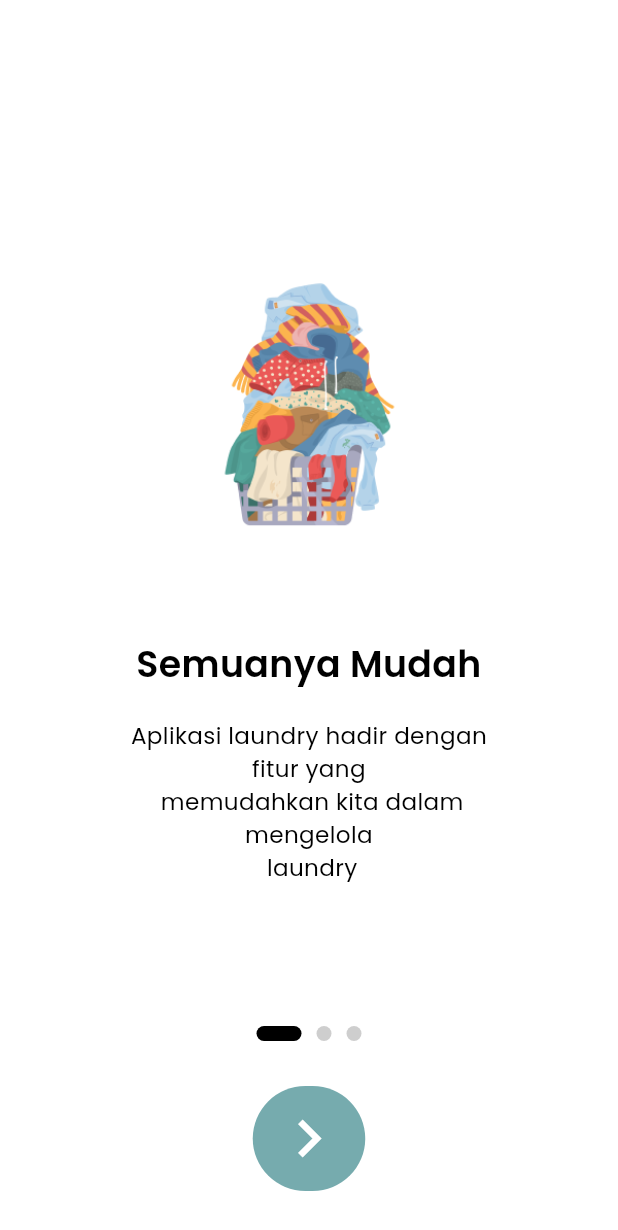
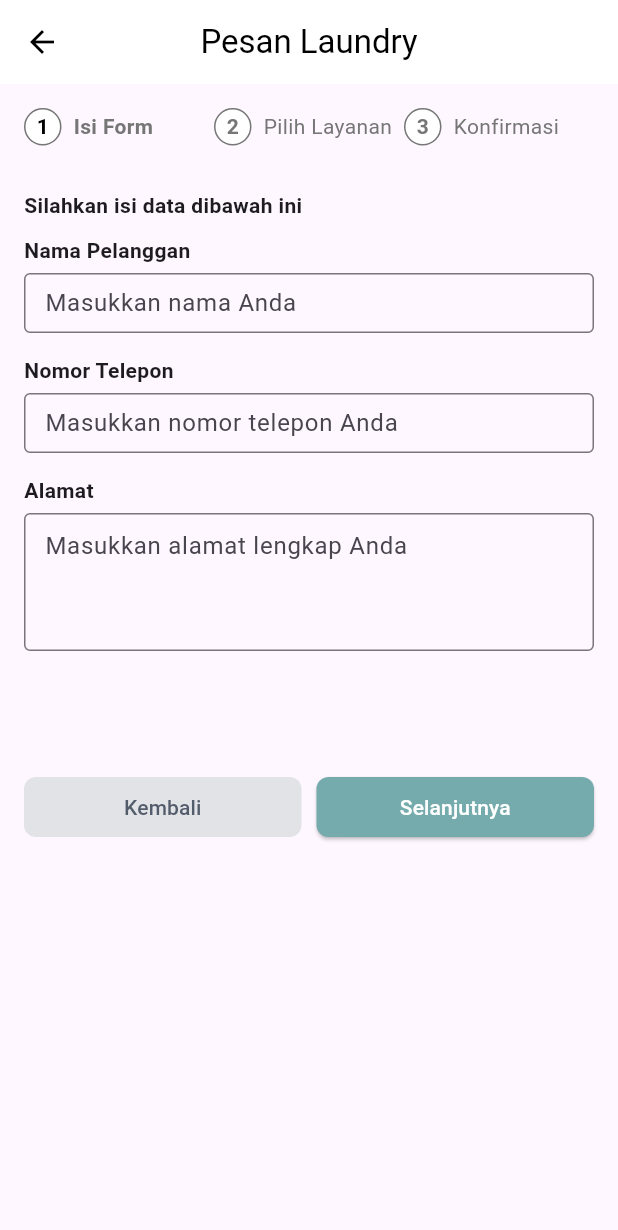
Before and after one commit to PradiptaAhmad/wash_it, a Flutter app: the screen it shows after launch, on a phone screen of 412 x 824 dp. Shown: the top 1230 px of the screen. Run offline on Flutter 3.47's test engine with Material 3 defaults, Android fonts, the light colour scheme and no system bars; our stand-ins replace flutter_svg, get, get_storage, google_fonts.

Commit message:
feat: [VS] add orderpage 1, 2

```diff
--- a/lib/infrastructure/navigation/navigation.dart
+++ b/lib/infrastructure/navigation/navigation.dart
@@ -1,8 +1,10 @@
 import 'package:flutter/material.dart';
 
 import 'package:get/get.dart';
+import 'package:wash_it/infrastructure/navigation/bindings/controllers/order_antarjemput.controller.binding.dart';
 import 'package:wash_it/infrastructure/navigation/bindings/controllers/splash.controller.binding.dart';
 import 'package:wash_it/presentation/onboarding_page/boarding_screen.dart';
+import 'package:wash_it/presentation/order_antarjemput/order_view.dart';
 import 'package:wash_it/presentation/splash_screen/controllers/splash_screen.controller.dart';
 import 'package:wash_it/presentation/splash_screen/splash_screen.dart';
 
@@ -47,12 +49,17 @@ class Nav {
     GetPage(
       name: Routes.LOGIN_PAGE,
       page: () => const LoginPageScreen(),
-      binding: LoginPageControllerBinding(),
+      binding:  LoginPageControllerBinding(),
     ),
     GetPage(
       name: Routes.REGISTER_PAGE,
       page: () => const RegisterPageScreen(),
       binding: RegisterPageControllerBinding(),
     ),
+    GetPage(
+      name: Routes.ORDERANTARJEMPUT_PAGE,
+      page: () => OrderView(),
+      binding: OrderAntarJemputPageControllerBinding(),
+    ),
   ];
 }
--- a/lib/infrastructure/navigation/routes.dart
+++ b/lib/infrastructure/navigation/routes.dart
@@ -1,7 +1,7 @@
 class Routes {
   static Future<String> get initialRoute async {
     // TODO: implement method
-    return ONBOARDING_PAGE;
+    return ORDERANTARJEMPUT_PAGE;
   }
 
   static const ONBOARDING_PAGE = '/boarding_screen';
@@ -9,4 +9,5 @@ class Routes {
   static const HOME = '/home';
   static const LOGIN_PAGE = '/login-page.screen';
   static const REGISTER_PAGE = '/register-page';
+  static const ORDERANTARJEMPUT_PAGE = '/order_antarjemput';
 }
--- /dev/null
+++ b/lib/presentation/order_antarjemput/order_page_screen1.dart
@@ -0,0 +1,130 @@
+import 'package:flutter/material.dart';
+
+class OrderPageScreen1 extends StatelessWidget {
+  final VoidCallback onNext;
+
+  const OrderPageScreen1({Key? key, required this.onNext}) : super(key: key);
+
+  @override
+  Widget build(BuildContext context) {
+    return Scaffold(
+      appBar: AppBar(
+        leading: IconButton(
+          icon: Icon(Icons.arrow_back, color: Colors.black),
+          onPressed: () => Navigator.of(context).pop(),
+        ),
+        title: Text("Pesan Laundry", style: TextStyle(color: Colors.black)),
+        backgroundColor: Colors.white,
+        centerTitle: true,
+      ),
+      body: SingleChildScrollView(
+        padding: EdgeInsets.all(16.0),
+        child: Column(
+          crossAxisAlignment: CrossAxisAlignment.start,
+          children: <Widget>[
+            Row(
+              mainAxisAlignment: MainAxisAlignment.spaceBetween,
+              children: <Widget>[
+                _buildStepIndicator("1", "Isi Form", true),
+                _buildStepIndicator("2", "Pilih Layanan", false),
+                _buildStepIndicator("3", "Konfirmasi", false),
+              ],
+            ),
+            SizedBox(height: 30),
+            Text("Silahkan isi data dibawah ini", style: TextStyle(fontWeight: FontWeight.bold)),
+            SizedBox(height: 10),
+            Text("Nama Pelanggan", style: TextStyle(fontWeight: FontWeight.bold)),
+            SizedBox(height: 5),
+            TextField(
+              decoration: InputDecoration(
+                border: OutlineInputBorder(),
+                hintText: 'Masukkan nama Anda',
+                isDense: true,  // Reduces the height
+                contentPadding: EdgeInsets.symmetric(vertical: 8, horizontal: 10),  // Reduces padding inside the field
+              ),
+            ),
+            SizedBox(height: 15),
+            Text("Nomor Telepon", style: TextStyle(fontWeight: FontWeight.bold)),
+            SizedBox(height: 5),
+            TextField(
+              decoration: InputDecoration(
+                border: OutlineInputBorder(),
+                hintText: 'Masukkan nomor telepon Anda',
+                isDense: true,
+                contentPadding: EdgeInsets.symmetric(vertical: 8, horizontal: 10),
+              ),
+              keyboardType: TextInputType.phone,
+            ),
+            SizedBox(height: 15),
+            Text("Alamat", style: TextStyle(fontWeight: FontWeight.bold)),
+            SizedBox(height: 5),
+            TextField(
+              decoration: InputDecoration(
+                border: OutlineInputBorder(),
+                hintText: 'Masukkan alamat lengkap Anda',
+                isDense: true,
+                contentPadding: EdgeInsets.symmetric(vertical: 10, horizontal: 10),
+              ),
+              maxLines: 3,
+            ),
+            SizedBox(height: 80),
+            Row(
+              mainAxisAlignment: MainAxisAlignment.spaceBetween,
+              children: <Widget>[
+                Expanded(
+                  child: TextButton(
+                    style: TextButton.styleFrom(
+                      foregroundColor: Color(0xFF535C6B), backgroundColor: Color(0xFFE1E3E7), // Text color
+                      shape: RoundedRectangleBorder(
+                        borderRadius: BorderRadius.circular(8),
+                      ),
+                    ),
+                    onPressed: () => Navigator.of(context).pop(),
+                    child: Text("Kembali"),
+                  ),
+                ),
+                SizedBox(width: 10),
+                Expanded(
+                  child: ElevatedButton(
+                    style: ElevatedButton.styleFrom(
+                      backgroundColor: Color(0xFF76ABAE),
+                      shape: RoundedRectangleBorder(
+                        borderRadius: BorderRadius.circular(8),
+                      ),
+                    ),
+                    onPressed: onNext,
+                    child: Text("Selanjutnya", style: TextStyle(color: Colors.white)),
+                  ),
+                ),
+              ],
+            ),
+          ],
+        ),
+      ),
+    );
+  }
+
+  Widget _buildStepIndicator(String number, String text, bool isActive) {
+    return Expanded(
+      child: Row(
+        mainAxisSize: MainAxisSize.min,
+        children: <Widget>[
+          Container(
+            width: 25,  // Smaller circle
+            height: 25,
+            decoration: BoxDecoration(
+              color: Colors.white,
+              border: Border.all(color: Color(0xFF767676), width: 1),
+              shape: BoxShape.circle,
+            ),
+            child: Center(
+              child: Text(number, style: TextStyle(fontWeight: FontWeight.bold, color: isActive ? Colors.black : Color(0xFF767676))),
+            ),
+          ),
+          SizedBox(width: 8),
+          Expanded(child: Text(text, style: TextStyle(fontWeight: isActive ? FontWeight.bold : FontWeight.normal, color: Color(0xFF767676), fontSize: 14))),  // Smaller text for steps
+        ],
+      ),
+    );
+  }
+}
--- /dev/null
+++ b/lib/presentation/order_antarjemput/order_view.dart
@@ -0,0 +1,56 @@
+import 'package:flutter/material.dart';
+import 'order_page_screen1.dart';
+import 'order_page_screen2.dart';
+import 'order_page_screen3.dart';
+
+class OrderView extends StatefulWidget {
+  @override
+  _OrderViewState createState() => _OrderViewState();
+}
+
+class _OrderViewState extends State<OrderView> {
+  final PageController _pageController = PageController(initialPage: 0);
+
+  @override
+  void dispose() {
+    _pageController.dispose();
+    super.dispose();
+  }
+
+  @override
+  Widget build(BuildContext context) {
+    return Scaffold(
+      body: PageView(
+        controller: _pageController,
+        children: [
+          OrderPageScreen1(
+            onNext: () => _navigateToNextPage(),
+          ),
+          OrderPageScreen2(
+            onNext: () => _navigateToNextPage(),
+            onBack: () => _navigateToPreviousPage(),
+          ),
+          // OrderPageScreen3(onFinish: () => _finishProcess()),
+        ],
+      ),
+    );
+  }
+
+  void _navigateToNextPage() {
+    _pageController.nextPage(
+      duration: Duration(milliseconds: 300),
+      curve: Curves.easeInOut,
+    );
+  }
+
+  void _navigateToPreviousPage() {
+    _pageController.previousPage(
+      duration: Duration(milliseconds: 300),
+      curve: Curves.easeInOut,
+    );
+  }
+
+  void _finishProcess() {
+    Navigator.of(context).pop();
+  }
+}
```
Also changed, not shown: lib/infrastructure/navigation/bindings/controllers/order_antarjemput.controller.binding.dart (added, +11 -0 lines), lib/presentation/order_antarjemput/order_page_screen2.dart (added, +145 -0 lines), lib/presentation/order_antarjemput/order_page_screen3.dart (added).
